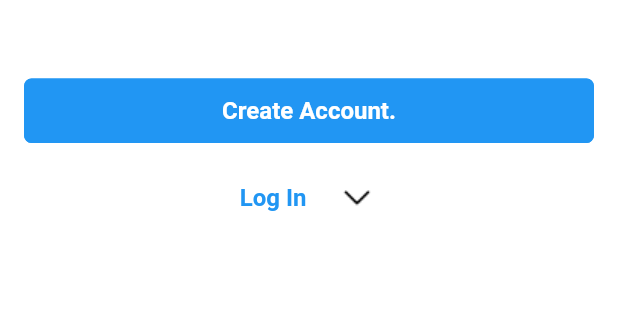
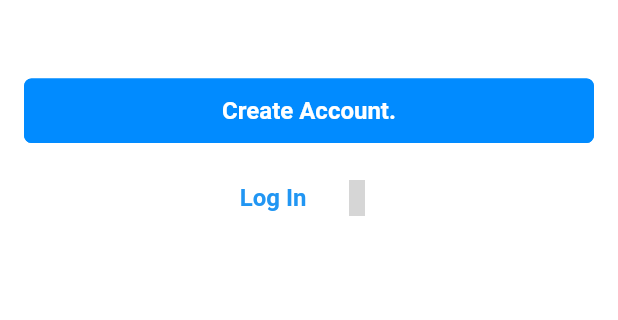
Before and after one commit to shahadat349850/Snap-Share, a Flutter app: the screen it shows after launch, on a phone screen of 412 x 824 dp, the part 520-840 px from its top. Run offline on Flutter 3.47's test engine with Material 3 defaults, Android fonts, the phone set to English and light mode, and no system bars; our stand-ins replace iconsax; grey boxes are pictures that could not be loaded.

Commit message:
implement appBar theme and color constant

```diff
--- /dev/null
+++ b/lib/utils/colors.dart
@@ -0,0 +1,50 @@
+import 'dart:ui';
+
+class AppColors{
+  AppColors._();
+
+  // App Basic Colors
+  static const Color primaryColor =  Color(0xFF018BFF);
+  static const Color secondaryColor = Color(0xFF6993FF);
+  static const Color accentColor = Color(0xFFb0c7ff);
+
+  // Text Colors
+  static const Color lightTextColor = Color(0xFF000000);
+  static const Color darkTextColor = Color(0xFFFFFFFF);
+  static const Color textColor = Color(0xff000000);
+
+  // Background Colors
+  static const Color lightBackgroundColor = Color(0xFFFFFFFF);
+  static const Color darkBackgroundColor = Color(0xFF000000);
+  static const Color backgroundColor = Color(0xFFF9F9FA);
+
+  // Background Container Colors
+  static const Color lightContainerColor = Color(0xFFFFFFFF);
+  static const Color darkContainerColor  = Color(0xFF000000);
+
+  // Button Colors
+  static const Color buttonBackgroundColor = Color(0xFF018BFF);
+  static const Color buttonBorderColor = Color(0xFF018BFF);
+  static const Color buttonForegroundColor = Color(0xFFFFFFFF);
+  static const Color buttonDisabledBackgroundColor = Color(0xFFDAE4FF);
+  static const Color buttonDisabledForegroundColor = Color(0xFFFFFFFF);
+
+  // TextFormField Colors
+  static const Color lightBorderColor = Color(0xFF090909);
+  static const Color darkBorderColor = Color(0xFFFFFFFF);
+  static const Color disabledBorderColor = Color(0xFF9E9E9E);
+
+  // Icons Colors
+  static const Color lightIconColor = Color(0xFF000000);
+  static const Color darkIconColor  = Color(0xFFFFFFFF);
+  static const Color iconColor  = Color(0xFF018BFF);
+
+  // Error and Validation Colors
+  static const Color errorColor = Color(0xFFD32F2F);
+  static const Color successColor = Color (0xFF38BE3C);
+  static const Color warningColor = Color(0xFFF57000);
+  static const Color info = Color(0xFF08A8EE);
+
+
+
+}
--- a/lib/utils/theme.dart
+++ b/lib/utils/theme.dart
@@ -1,4 +1,6 @@
 import 'package:flutter/material.dart';
+import 'package:flutter/services.dart';
+import 'package:snapshare/utils/colors.dart';
 
 class SnapShareAppTheme {
   SnapShareAppTheme._(); // to avoid creating instance
@@ -7,51 +9,51 @@ class SnapShareAppTheme {
     useMaterial3: false,
     // fontFamily: ,
     brightness: Brightness.light,
-    primaryColor: Colors.blue,
-    scaffoldBackgroundColor: Colors.white,
+    primaryColor: AppColors.primaryColor,
+    scaffoldBackgroundColor: AppColors.lightBackgroundColor,
 
-    //...........Text Theme..............//
+    //...........Light Text Theme..............//
     textTheme: TextTheme(
       headlineLarge: const TextStyle().copyWith(
-          fontSize: 32.0, fontWeight: FontWeight.bold, color: Colors.black),
+          fontSize: 32.0, fontWeight: FontWeight.bold, color: AppColors.lightTextColor),
       headlineMedium: const TextStyle().copyWith(
-          fontSize: 24.0, fontWeight: FontWeight.w600, color: Colors.black),
+          fontSize: 24.0, fontWeight: FontWeight.w600, color: AppColors.lightTextColor),
       headlineSmall: const TextStyle().copyWith(
-          fontSize: 18.0, fontWeight: FontWeight.w600, color: Colors.black),
+          fontSize: 18.0, fontWeight: FontWeight.w600, color: AppColors.lightTextColor),
 
       titleLarge: const TextStyle().copyWith(
-          fontSize: 16.0, fontWeight: FontWeight.w600, color: Colors.black),
+          fontSize: 16.0, fontWeight: FontWeight.w600, color: AppColors.lightTextColor),
       titleMedium: const TextStyle().copyWith(
-          fontSize: 16.0, fontWeight: FontWeight.w500, color: Colors.black),
+          fontSize: 16.0, fontWeight: FontWeight.w500, color: AppColors.lightTextColor),
       titleSmall: const TextStyle().copyWith(
-          fontSize: 16.0, fontWeight: FontWeight.w400, color: Colors.black),
+          fontSize: 16.0, fontWeight: FontWeight.w400, color: AppColors.lightTextColor),
 
       bodyLarge: const TextStyle().copyWith(
-          fontSize: 14.0, fontWeight: FontWeight.w500, color: Colors.black),
+          fontSize: 14.0, fontWeight: FontWeight.w500, color: AppColors.lightTextColor),
       bodyMedium: const TextStyle().copyWith(
-          fontSize: 14.0, fontWeight: FontWeight.normal, color: Colors.black),
+          fontSize: 14.0, fontWeight: FontWeight.normal, color: AppColors.lightTextColor),
       bodySmall: const TextStyle().copyWith(
           fontSize: 14.0,
           fontWeight: FontWeight.w500,
           color: Colors.black.withOpacity(0.5)),
 
       labelLarge: const TextStyle().copyWith(
-          fontSize: 12.0, fontWeight: FontWeight.normal, color: Colors.black),
+          fontSize: 12.0, fontWeight: FontWeight.normal, color: AppColors.lightTextColor),
       labelMedium: const TextStyle().copyWith(
           fontSize: 12.0,
           fontWeight: FontWeight.normal,
-          color: Colors.black.withOpacity(0.5)),
+          color: AppColors.lightTextColor.withOpacity(0.5)),
     ),
 
-    //...........ElevatedButton Theme..............//
+    //...........Light ElevatedButton Theme..............//
     elevatedButtonTheme: ElevatedButtonThemeData(
       style: ElevatedButton.styleFrom(
         elevation: 0,
-        foregroundColor: Colors.white,
-        backgroundColor: Colors.blue,
-        disabledBackgroundColor: const Color(0xFFDAE4FF),
-        disabledForegroundColor: Colors.white,
-        side: const BorderSide(color: Colors.blue),
+        foregroundColor: AppColors.buttonForegroundColor,
+        backgroundColor: AppColors.buttonBackgroundColor,
+        disabledBackgroundColor: AppColors.buttonDisabledBackgroundColor,
+        disabledForegroundColor: AppColors.buttonDisabledForegroundColor,
+        side: const BorderSide(color: AppColors.buttonBorderColor),
         padding: const EdgeInsets.symmetric(vertical: 12),
         textStyle: const TextStyle(
             fontSize: 16, fontWeight: FontWeight.w600),
@@ -61,32 +63,52 @@ class SnapShareAppTheme {
       ),
     ),
 
-    //...........TextFormField Theme..............//
+    //...........Light TextFormField Theme..............//
     inputDecorationTheme: InputDecorationTheme(
       errorMaxLines: 3,
-      prefixIconColor: Colors.black,
-      suffixIconColor: Colors.black,
-      labelStyle: const TextStyle().copyWith(fontSize: 16, color: Colors.black),
-      hintStyle: const TextStyle().copyWith(fontSize: 16, color: Colors.black),
+      prefixIconColor: AppColors.lightIconColor,
+      suffixIconColor: AppColors.lightIconColor,
+      labelStyle: const TextStyle().copyWith(fontSize: 16, color: AppColors.lightTextColor),
+      hintStyle: const TextStyle().copyWith(fontSize: 16, color: AppColors.lightTextColor),
       errorStyle: const TextStyle().copyWith(fontStyle: FontStyle.normal),
-      floatingLabelStyle: const TextStyle().copyWith(color: Colors.black.withOpacity(0.8)),
+      floatingLabelStyle: const TextStyle().copyWith(color: AppColors.lightTextColor.withOpacity(0.8)),
 
       contentPadding: const EdgeInsets.symmetric(horizontal: 16),
       border: const OutlineInputBorder(
-        borderSide: BorderSide(color: Colors.black),
+        borderSide: BorderSide(color: AppColors.lightBorderColor),
       ),
       enabledBorder: const OutlineInputBorder(
-        borderSide: BorderSide(color: Colors.black),
+        borderSide: BorderSide(color: AppColors.lightBorderColor),
       ),
       disabledBorder: const OutlineInputBorder(
-        borderSide: BorderSide(color: Colors.grey),
+        borderSide: BorderSide(color: AppColors.disabledBorderColor),
       ),
       errorBorder: const OutlineInputBorder(
-        borderSide: BorderSide(color: Colors.red),
+        borderSide: BorderSide(color: AppColors.errorColor),
       ),
       focusedErrorBorder: const OutlineInputBorder(
-        borderSide: BorderSide(color: Colors.orange),
+        borderSide: BorderSide(color: AppColors.warningColor),
       ),
+    ),
+
+    //...........Light AppBar Theme..............//
+    appBarTheme: const AppBarTheme(
+        elevation: 0,
+        titleSpacing: 0,
+        centerTitle: false,
+        backgroundColor: AppColors.lightBackgroundColor,
+        iconTheme: IconThemeData(color:AppColors.lightIconColor,size: 20),
+        actionsIconTheme: IconThemeData(color: AppColors.lightIconColor),
+        titleTextStyle: TextStyle(
+            color: AppColors.lightTextColor,
+            fontSize: 20,
+            fontWeight: FontWeight.w600
+        ),
+        systemOverlayStyle: SystemUiOverlayStyle(
+          statusBarColor: AppColors.lightBackgroundColor,
+          statusBarIconBrightness: Brightness.dark,
+          statusBarBrightness: Brightness.dark,
+        )
     ),
 
   );
@@ -95,51 +117,51 @@ class SnapShareAppTheme {
     useMaterial3: false,
     // fontFamily: ,
     brightness: Brightness.dark,
-    primaryColor: Colors.blue,
-    scaffoldBackgroundColor: Colors.black,
+    primaryColor: AppColors.primaryColor,
+    scaffoldBackgroundColor: AppColors.darkBackgroundColor,
 
-    //...........Text Theme..............//
+    //...........Dark Text Theme..............//
     textTheme: TextTheme(
       headlineLarge: const TextStyle().copyWith(
-          fontSize: 32.0, fontWeight: FontWeight.bold, color: Colors.white),
+          fontSize: 32.0, fontWeight: FontWeight.bold, color: AppColors.darkTextColor),
       headlineMedium: const TextStyle().copyWith(
-          fontSize: 24.0, fontWeight: FontWeight.w600, color: Colors.white),
+          fontSize: 24.0, fontWeight: FontWeight.w600, color: AppColors.darkTextColor),
       headlineSmall: const TextStyle().copyWith(
-          fontSize: 18.0, fontWeight: FontWeight.w600, color: Colors.white),
+          fontSize: 18.0, fontWeight: FontWeight.w600, color: AppColors.darkTextColor),
 
       titleLarge: const TextStyle().copyWith(
-          fontSize: 16.0, fontWeight: FontWeight.w600, color: Colors.white),
+          fontSize: 16.0, fontWeight: FontWeight.w600, color: AppColors.darkTextColor),
       titleMedium: const TextStyle().copyWith(
-          fontSize: 16.0, fontWeight: FontWeight.w500, color: Colors.white),
+          fontSize: 16.0, fontWeight: FontWeight.w500, color: AppColors.darkTextColor),
       titleSmall: const TextStyle().copyWith(
-          fontSize: 16.0, fontWeight: FontWeight.w400, color: Colors.white),
+          fontSize: 16.0, fontWeight: FontWeight.w400, color: AppColors.darkTextColor),
 
       bodyLarge: const TextStyle().copyWith(
-          fontSize: 14.0, fontWeight: FontWeight.w500, color: Colors.white),
+          fontSize: 14.0, fontWeight: FontWeight.w500, color: AppColors.darkTextColor),
       bodyMedium: const TextStyle().copyWith(
-          fontSize: 14.0, fontWeight: FontWeight.normal, color: Colors.white),
+          fontSize: 14.0, fontWeight: FontWeight.normal, color: AppColors.darkTextColor),
       bodySmall: const TextStyle().copyWith(
           fontSize: 14.0,
           fontWeight: FontWeight.w500,
           color: Colors.white.withOpacity(0.5)),
 
       labelLarge: const TextStyle().copyWith(
-          fontSize: 12.0, fontWeight: FontWeight.normal, color: Colors.white),
+          fontSize: 12.0, fontWeight: FontWeight.normal, color: AppColors.darkTextColor),
       labelMedium: const TextStyle().copyWith(
           fontSize: 12.0,
           fontWeight: FontWeight.normal,
-          color: Colors.white.withOpacity(0.5)),
+          color: AppColors.darkTextColor.withOpacity(0.5)),
     ),
 
-    //...........Elevated Button Theme..............//
+    //...........Dark Elevated Button Theme..............//
     elevatedButtonTheme: ElevatedButtonThemeData(
       style: ElevatedButton.styleFrom(
         elevation: 0,
-        foregroundColor: Colors.white,
-        backgroundColor: Colors.blue,
-        disabledBackgroundColor: const Color(0xFFDAE4FF) ,
-        disabledForegroundColor: Colors.white,
-        side: const BorderSide(color: Colors.blue),
+        foregroundColor: AppColors.buttonForegroundColor,
+        backgroundColor: AppColors.buttonBackgroundColor,
+        disabledBackgroundColor: AppColors.buttonDisabledBackgroundColor,
+        disabledForegroundColor: AppColors.buttonDisabledForegroundColor,
+        side: const BorderSide(color: AppColors.buttonBorderColor),
         padding: const EdgeInsets.symmetric(vertical: 12),
         textStyle: const TextStyle(
             fontSize: 16, fontWeight: FontWeight.w600),
@@ -149,33 +171,53 @@ class SnapShareAppTheme {
       ),
     ),
 
-    //...........TextFormField Theme..............//
+    //...........Dark TextFormField Theme..............//
     inputDecorationTheme: InputDecorationTheme(
       errorMaxLines: 3,
-      prefixIconColor: Colors.white,
-      suffixIconColor: Colors.white,
+      prefixIconColor: AppColors.darkIconColor,
+      suffixIconColor: AppColors.darkIconColor,
 
-      labelStyle: const TextStyle().copyWith(fontSize: 16, color: Colors.white),
-      hintStyle: const TextStyle().copyWith(fontSize: 16, color: Colors.white),
+      labelStyle: const TextStyle().copyWith(fontSize: 16, color: AppColors.darkTextColor),
+      hintStyle: const TextStyle().copyWith(fontSize: 16, color: AppColors.darkTextColor),
       errorStyle: const TextStyle().copyWith(fontStyle: FontStyle.normal),
-      floatingLabelStyle: const TextStyle().copyWith(color: Colors.white.withOpacity(0.8)),
+      floatingLabelStyle: const TextStyle().copyWith(color: AppColors.darkTextColor.withOpacity(0.8)),
 
       contentPadding: const EdgeInsets.symmetric(horizontal: 16),
       border: const OutlineInputBorder(
-        borderSide: BorderSide(color: Colors.white),
+        borderSide: BorderSide(color: AppColors.darkBorderColor),
       ),
       enabledBorder: const OutlineInputBorder(
-        borderSide: BorderSide(color: Colors.white),
+        borderSide: BorderSide(color: AppColors.darkBorderColor),
       ),
       disabledBorder: const OutlineInputBorder(
-        borderSide: BorderSide(color: Colors.grey),
+        borderSide: BorderSide(color: AppColors.disabledBorderColor),
       ),
       errorBorder: const OutlineInputBorder(
-        borderSide: BorderSide(color: Colors.red),
+        borderSide: BorderSide(color: AppColors.errorColor),
       ),
       focusedErrorBorder: const OutlineInputBorder(
-        borderSide: BorderSide(color: Colors.orange),
+        borderSide: BorderSide(color: AppColors.warningColor),
       ),
+    ),
+
+    //...........Dark AppBar Theme..............//
+    appBarTheme: const AppBarTheme(
+        elevation: 0,
+        titleSpacing: 0,
+        centerTitle: false,
+        backgroundColor: AppColors.darkBackgroundColor,
+        iconTheme: IconThemeData(color:AppColors.darkIconColor,size: 20),
+        actionsIconTheme: IconThemeData(color: AppColors.darkIconColor),
+        titleTextStyle: TextStyle(
+          color: AppColors.darkTextColor,
+          fontSize: 20,
+          fontWeight: FontWeight.w600
+        ),
+        systemOverlayStyle: SystemUiOverlayStyle(
+          statusBarColor: AppColors.darkBackgroundColor,
+          statusBarIconBrightness: Brightness.light,
+          statusBarBrightness: Brightness.light,
+        )
     ),
 
   );
--- a/lib/view/screen/first_screen.dart
+++ b/lib/view/screen/first_screen.dart
@@ -1,5 +1,7 @@
 import 'package:flutter/cupertino.dart';
 import 'package:flutter/material.dart';
+import 'package:iconsax/iconsax.dart';
+import 'package:snapshare/utils/colors.dart';
 import 'package:snapshare/utils/constant.dart';
 
 class FirstScreen extends StatelessWidget {
@@ -39,10 +41,11 @@ class FirstScreen extends StatelessWidget {
                 ),
                 IconButton(
                   onPressed: (){},
-                  icon: Image.asset(Constant.downArrowIconPNG),)
+                  icon: const Icon(Iconsax.arrow_down_1,
+                  color: AppColors.iconColor,),
+                ),
               ],
             ),
-
           ],
         ),
       ),
--- a/pubspec.yaml
+++ b/pubspec.yaml
@@ -36,6 +36,9 @@ dependencies:
   # Use with the CupertinoIcons class for iOS style icons.
   cupertino_icons: ^1.0.2
   get: ^4.6.6
+  iconsax: ^0.0.8
+
+
 
 
 dev_dependencies:
```
Also changed, not shown: pubspec.lock.
